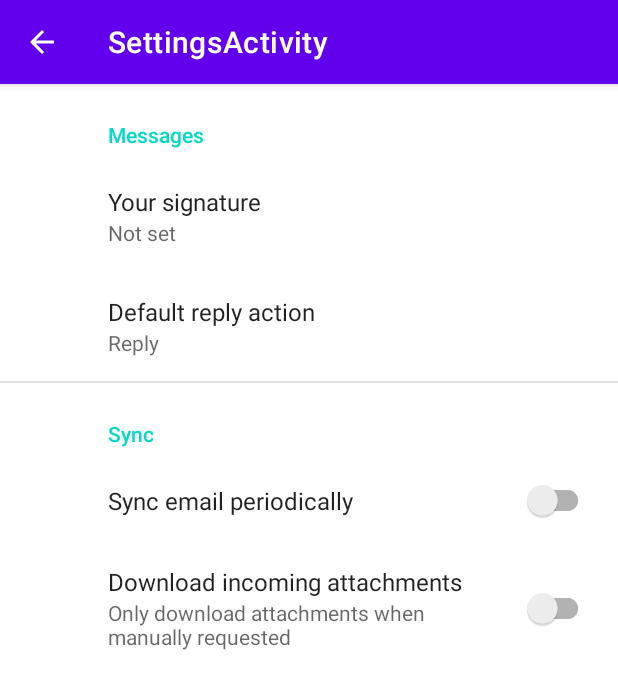
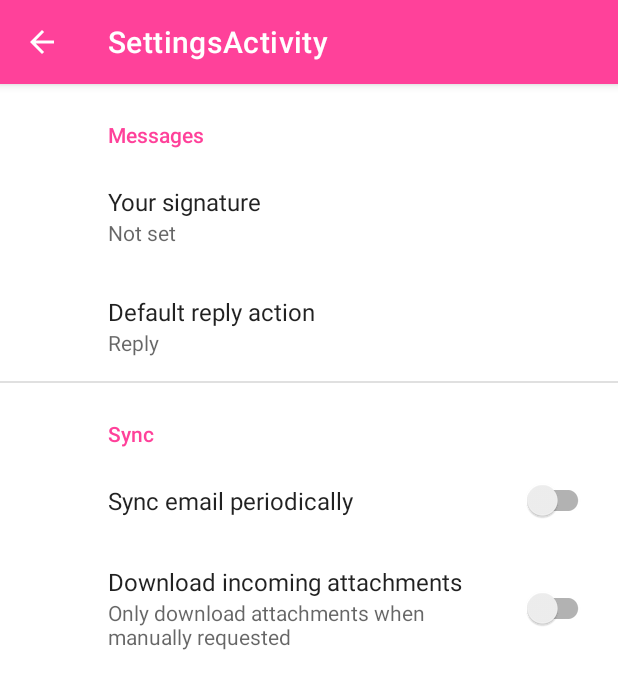
Before and after one commit to SimplyJeevS/UCLL-gip5-mobile, an Android app: the SettingsActivity screen opened directly, with no data from a screen before it, on a phone screen of 412 x 824 dp. Shown: the top 689 px of the screen. Run offline under Robolectric (Android 15) with nearby library versions, the phone set to English and light mode, and no system bars; our stand-ins replace androidx.preference.

Commit message:
Updated colors.xml and themes.xml

```diff
--- a/app/src/main/res/values/colors.xml
+++ b/app/src/main/res/values/colors.xml
@@ -7,4 +7,6 @@
     <color name="teal_700">#FF018786</color>
     <color name="black">#FF000000</color>
     <color name="white">#FFFFFFFF</color>
+    <color name="pink">#FF419A</color>
+    <color name="darker_pink">#FA1F85</color>
 </resources>
--- a/app/src/main/res/values/themes.xml
+++ b/app/src/main/res/values/themes.xml
@@ -2,12 +2,12 @@
     <!-- Base application theme. -->
     <style name="Theme.Gip5mobile" parent="Theme.MaterialComponents.DayNight.DarkActionBar">
         <!-- Primary brand color. -->
-        <item name="colorPrimary">@color/purple_500</item>
-        <item name="colorPrimaryVariant">@color/purple_700</item>
+        <item name="colorPrimary">@color/pink</item>
+        <item name="colorPrimaryVariant">@color/darker_pink</item>
         <item name="colorOnPrimary">@color/white</item>
         <!-- Secondary brand color. -->
-        <item name="colorSecondary">@color/teal_200</item>
-        <item name="colorSecondaryVariant">@color/teal_700</item>
+        <item name="colorSecondary">@color/pink</item>
+        <item name="colorSecondaryVariant">@color/darker_pink</item>
         <item name="colorOnSecondary">@color/black</item>
         <!-- Status bar color. -->
         <item name="android:statusBarColor" tools:targetApi="l">?attr/colorPrimaryVariant</item>
```
